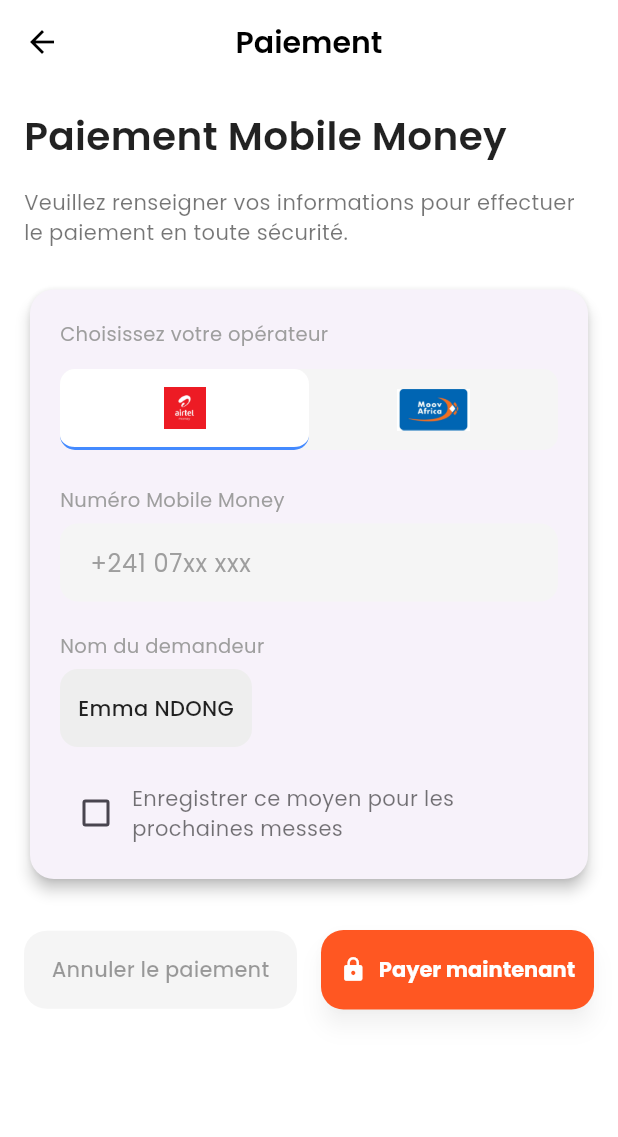
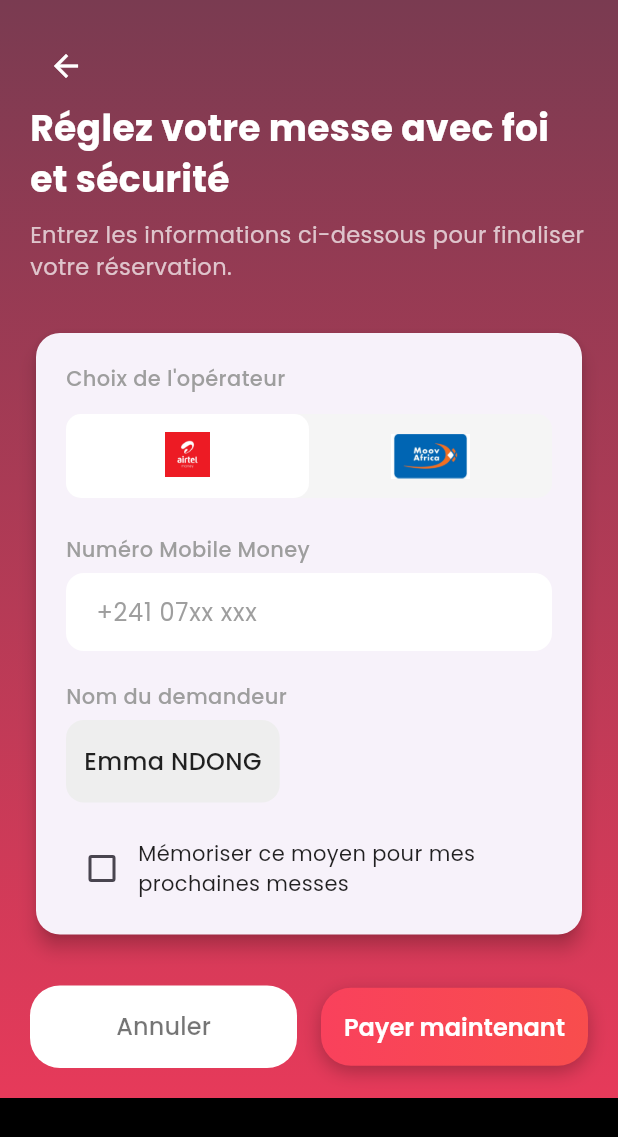
Before and after one commit to LUGRAM/messereserve, a Flutter app: the ReservationsListPage screen opened by its route, after a tap on "Régler la commande", on a phone screen of 412 x 824 dp. Shown: the top 1137 px of the screen. Run offline on Flutter 3.47's test engine with Material 3 defaults, Android fonts, the phone set to English and light mode, and no system bars; our stand-ins replace flutter_riverpod, font_awesome_flutter, go_router, google_fonts, lottie.

Commit message:
modifications des interfaces de paiements

```diff
--- /dev/null
+++ b/lib/app/widgets/primary_button_loading.dart
@@ -0,0 +1,63 @@
+// lib/app/widgets/primary_button_loading.dart
+
+import 'package:flutter/material.dart';
+import '../theme/app_colors.dart';
+
+class PrimaryButtonLoading extends StatelessWidget {
+  final String label;
+  final VoidCallback? onPressed;
+  final bool loading;
+
+  const PrimaryButtonLoading({
+    super.key,
+    required this.label,
+    required this.onPressed,
+    this.loading = false,
+  });
+
+  @override
+  Widget build(BuildContext context) {
+    return DecoratedBox(
+      decoration: BoxDecoration(
+        gradient: const LinearGradient(
+          colors: [
+            AppColors.buttonStart,
+            AppColors.buttonEnd,
+          ],
+        ),
+        borderRadius: BorderRadius.circular(20),
+        boxShadow: const [
+          BoxShadow(
+            color: Colors.black26,
+            blurRadius: 10,
+            offset: Offset(0, 4),
+          ),
+        ],
+      ),
+      child: ElevatedButton(
+        onPressed: loading ? null : onPressed,
+        style: ElevatedButton.styleFrom(
+          backgroundColor: Colors.transparent,
+          shadowColor: Colors.transparent,
+          minimumSize: const Size(double.infinity, 52),
+        ),
+        child: loading
+            ? const SizedBox(
+          width: 20,
+          height: 20,
+          child: CircularProgressIndicator(
+            color: Colors.white,
+            strokeWidth: 2,
+          ),
+        )
+            : Text(
+          label,
+          style: const TextStyle(
+            fontSize: 16,
+            fontWeight: FontWeight.w600,
+          ),
+        ),
+      ),
+    );
+  }
+}
--- a/lib/features/masses/pages/reservations/reservations_list_page.dart
+++ b/lib/features/masses/pages/reservations/reservations_list_page.dart
@@ -44,7 +44,7 @@ class _ReservationsListPageState extends State<ReservationsListPage>
       case "pending_validation":
         return _paymentState(
           label: "Régler la commande",
-          color: Colors.grey.shade400,
+          color: Colors.blueGrey.shade700,
           icon: Icons.lock,
           enabled: false,
         );
@@ -62,7 +62,7 @@ class _ReservationsListPageState extends State<ReservationsListPage>
         return _statusBadge("Payée", Colors.green, Icons.check_circle);
 
       case "rejected":
-        return _statusBadge("Annulée", Colors.grey, Icons.cancel);
+        return _statusBadge("Annulée", Colors.grey.shade700, Icons.cancel);
 
       default:
         return const SizedBox();
@@ -81,7 +81,7 @@ class _ReservationsListPageState extends State<ReservationsListPage>
       child: Container(
         padding: const EdgeInsets.symmetric(horizontal: 10, vertical: 6),
         decoration: BoxDecoration(
-          color: color.withOpacity(enabled ? 1.0 : 0.5),
+          color: color.withValues(alpha: enabled ? 1.0 : 0.5),
           borderRadius: BorderRadius.circular(12),
         ),
         child: Row(
@@ -102,7 +102,7 @@ class _ReservationsListPageState extends State<ReservationsListPage>
     return Container(
       padding: const EdgeInsets.symmetric(horizontal: 10, vertical: 6),
       decoration: BoxDecoration(
-        color: color.withOpacity(0.9),
+        color: color.withValues(alpha: 0.9),
         borderRadius: BorderRadius.circular(12),
       ),
       child: Row(
@@ -127,9 +127,9 @@ class _ReservationsListPageState extends State<ReservationsListPage>
         borderRadius: BorderRadius.circular(16),
         boxShadow: const [
           BoxShadow(
-            color: Colors.black12,
-            blurRadius: 6,
-            offset: Offset(0, 2),
+            color: Colors.black26,
+            blurRadius: 8,
+            offset: Offset(0, 3),
           ),
         ],
       ),
@@ -138,7 +138,7 @@ class _ReservationsListPageState extends State<ReservationsListPage>
         children: [
           CircleAvatar(
             radius: 26,
-            backgroundColor: Colors.orange.withOpacity(0.15),
+            backgroundColor: Colors.orange.withValues(alpha: 0.15),
             child: const Icon(Icons.church, color: Colors.orange),
           ),
           const SizedBox(width: 12),
@@ -176,18 +176,27 @@ class _ReservationsListPageState extends State<ReservationsListPage>
   // ----------------------------------------------------------
   @override
   Widget build(BuildContext context) {
-    return Scaffold(
+    return Container(
+      decoration: const BoxDecoration(
+        gradient: LinearGradient(
+          colors: [Color(0xff89223B), Color(0xffAC4B5B)],
+          begin: Alignment.topCenter,
+          end: Alignment.bottomCenter,
+        ),
+      ),
+      child: Scaffold(
+        backgroundColor: Colors.transparent,
         appBar: AppBar(
           title: const Text("Mes Réservations"),
           centerTitle: true,
-        backgroundColor: const Color(0xFFF8F8F8), // ou Colors.grey[50] pour un blanc cassé
+          backgroundColor: Colors.transparent,
           elevation: 1,
-        foregroundColor: const Color(0xff000000),
+          foregroundColor: Colors.white,
           bottom: TabBar(
             controller: _tabController,
-          labelColor: Colors.deepOrange,
-          unselectedLabelColor: Colors.black45,
-          indicatorColor: Colors.deepOrange,
+            labelColor: Colors.white,
+            unselectedLabelColor: Colors.white60,
+            indicatorColor: Colors.deepOrangeAccent,
             tabs: const [
               Tab(text: "Demandes"),
               Tab(text: "Succès"),
@@ -211,8 +220,10 @@ class _ReservationsListPageState extends State<ReservationsListPage>
             _buildTab(_filterMultiple(["rejected"])),
           ],
         ),
+      ),
     );
   }
+
 
   Widget _buildTab(List<ReservationModel> list) {
     if (list.isEmpty) {
--- a/lib/features/payments/pages/payment_form_page.dart
+++ b/lib/features/payments/pages/payment_form_page.dart
@@ -1,6 +1,8 @@
 import 'package:flutter/material.dart';
 import 'package:go_router/go_router.dart';
 import 'package:lottie/lottie.dart';
+import '../../../app/theme/app_colors.dart';
+import '../../../app/widgets/primary_button_loading.dart';
 
 class PaymentFormPage extends StatefulWidget {
   const PaymentFormPage({super.key});
@@ -9,7 +11,7 @@ class PaymentFormPage extends StatefulWidget {
   State<PaymentFormPage> createState() => _PaymentFormPageState();
 }
 
-class _PaymentFormPageState extends State<PaymentFormPage> {
+class _PaymentFormPageState extends State<PaymentFormPage> with TickerProviderStateMixin {
   final TextEditingController _phoneController = TextEditingController();
   int _selectedOperator = 0; // 0: Airtel, 1: Moov
   bool _saveForLater = false;
@@ -17,59 +19,53 @@ class _PaymentFormPageState extends State<PaymentFormPage> {
 
   @override
   Widget build(BuildContext context) {
-    final double buttonHeight = 52;
-
     return Scaffold(
-      backgroundColor: Colors.white,
-      appBar: AppBar(
-        backgroundColor: Colors.transparent,
-        elevation: 0,
-        centerTitle: true,
-        title: const Text(
-          "Paiement",
-          style: TextStyle(
-            color: Colors.black,
-            fontWeight: FontWeight.w600,
-            fontSize: 20,
+      body: Container(
+        decoration: const BoxDecoration(
+          gradient: LinearGradient(
+            colors: [
+              AppColors.gradientTop,
+              AppColors.gradientBottom,
+            ],
+            begin: Alignment.topCenter,
+            end: Alignment.bottomCenter,
           ),
         ),
-        leading: IconButton(
-          icon: const Icon(Icons.arrow_back, color: Colors.black),
-          onPressed: () => context.pop(),
-        ),
-      ),
-      body: SingleChildScrollView(
-        padding: const EdgeInsets.all(16.0),
+        child: SingleChildScrollView(
+          padding: const EdgeInsets.all(20.0),
           child: Column(
             crossAxisAlignment: CrossAxisAlignment.start,
             children: [
+              IconButton(
+                icon: const Icon(Icons.arrow_back, color: Colors.white),
+                onPressed: () => context.pop(),
+              ),
               const Text(
-              "Paiement Mobile Money",
+                "Réglez votre messe avec foi et sécurité",
                 style: TextStyle(
-                fontSize: 26,
-                fontWeight: FontWeight.w600,
-                color: Colors.black87,
+                  fontSize: 24,
+                  fontWeight: FontWeight.bold,
+                  color: Colors.white,
                 ),
               ),
-            const SizedBox(height: 16),
+              const SizedBox(height: 10),
               const Text(
-              "Veuillez renseigner vos informations pour effectuer le paiement en toute sécurité.",
+                "Entrez les informations ci-dessous pour finaliser votre réservation.",
                 style: TextStyle(
-                fontSize: 14,
-                color: Colors.black54,
+                  fontSize: 15,
+                  color: Colors.white70,
                 ),
               ),
-            const SizedBox(height: 24),
-
+              const SizedBox(height: 30),
               Card(
-              elevation: 4,
+                elevation: 5,
                 shape: RoundedRectangleBorder(borderRadius: BorderRadius.circular(16)),
                 child: Padding(
                   padding: const EdgeInsets.all(20),
                   child: Column(
                     crossAxisAlignment: CrossAxisAlignment.start,
                     children: [
-                    _buildLabel("Choisissez votre opérateur"),
+                      _buildLabel("Choix de l'opérateur"),
                       const SizedBox(height: 8),
                       Container(
                         decoration: BoxDecoration(
@@ -88,16 +84,15 @@ class _PaymentFormPageState extends State<PaymentFormPage> {
                         ),
                       ),
                       const SizedBox(height: 24),
-
                       _buildLabel("Numéro Mobile Money"),
                       TextField(
                         controller: _phoneController,
                         keyboardType: TextInputType.phone,
-                      style: const TextStyle(color: Colors.black87),
+                        style: const TextStyle(color: Colors.black, fontSize: 16),
                         decoration: InputDecoration(
                           hintText: "+241 07xx xxx",
                           filled: true,
-                        fillColor: Colors.grey[100],
+                          fillColor: Colors.white,
                           hintStyle: const TextStyle(color: Colors.grey),
                           border: OutlineInputBorder(
                             borderRadius: BorderRadius.circular(12),
@@ -105,9 +100,7 @@ class _PaymentFormPageState extends State<PaymentFormPage> {
                           ),
                         ),
                       ),
-
                       const SizedBox(height: 20),
-
                       _buildLabel("Nom du demandeur"),
                       Container(
                         padding: const EdgeInsets.symmetric(horizontal: 12, vertical: 16),
@@ -119,25 +112,23 @@ class _PaymentFormPageState extends State<PaymentFormPage> {
                           "Emma NDONG",
                           style: TextStyle(
                             fontWeight: FontWeight.w500,
-                          fontSize: 14,
+                            fontSize: 16,
                             color: Colors.black87,
                           ),
                         ),
                       ),
-
                       const SizedBox(height: 20),
-
                       Row(
                         children: [
                           Checkbox(
                             value: _saveForLater,
                             onChanged: (v) => setState(() => _saveForLater = v ?? false),
-                          activeColor: Colors.deepOrange,
+                            activeColor: AppColors.navActive,
                           ),
                           const Expanded(
                             child: Text(
-                            "Enregistrer ce moyen pour les prochaines messes",
-                            style: TextStyle(color: Colors.black54),
+                              "Mémoriser ce moyen pour mes prochaines messes",
+                              style: TextStyle(color: Colors.black87),
                             ),
                           )
                         ],
@@ -146,45 +137,29 @@ class _PaymentFormPageState extends State<PaymentFormPage> {
                   ),
                 ),
               ),
-
               const SizedBox(height: 30),
-
               Row(
                 children: [
                   Expanded(
                     child: TextButton(
                       onPressed: () => context.pop(),
                       style: TextButton.styleFrom(
-                      backgroundColor: Colors.grey.shade100,
+                        backgroundColor: Colors.white,
                         padding: const EdgeInsets.symmetric(vertical: 16),
-                      shape: RoundedRectangleBorder(borderRadius: BorderRadius.circular(15)),
+                        shape: RoundedRectangleBorder(borderRadius: BorderRadius.circular(20)),
                       ),
                       child: const Text(
-                      "Annuler le paiement",
-                      style: TextStyle(color: Colors.black38),
+                        "Annuler",
+                        style: TextStyle(color: Colors.black54, fontSize: 16),
                       ),
                     ),
                   ),
                   const SizedBox(width: 16),
                   Expanded(
-                  child: ElevatedButton.icon(
-                    icon: const Icon(Icons.lock),
+                    child: PrimaryButtonLoading(
+                      label: "Payer maintenant",
                       onPressed: _isLoading ? null : _handlePayment,
-                    style: ElevatedButton.styleFrom(
-                      backgroundColor: Colors.deepOrange,
-                      padding: const EdgeInsets.symmetric(vertical: 16),
-                      shape: RoundedRectangleBorder(borderRadius: BorderRadius.circular(15)),
-                    ),
-                    label: _isLoading
-                        ? const SizedBox(
-                      width: 20,
-                      height: 20,
-                      child: CircularProgressIndicator(
-                        color: Colors.white,
-                        strokeWidth: 2,
-                      ),
-                    )
-                        : const Text("Payer maintenant"),
+                      loading: _isLoading,
                     ),
                   ),
                 ],
@@ -192,8 +167,17 @@ class _PaymentFormPageState extends State<PaymentFormPage> {
             ],
           ),
         ),
+      ),
     );
   }
+
+  Widget _buildLabel(String text) => Padding(
+    padding: const EdgeInsets.only(bottom: 6.0),
+    child: Text(
+      text,
+      style: const TextStyle(color: Colors.grey, fontSize: 14, fontWeight: FontWeight.w500),
+    ),
+  );
 
   Widget _buildOperatorTab(String operatorAsset,
       {required bool isActive, required VoidCallback onTap}) {
@@ -206,13 +190,13 @@ class _PaymentFormPageState extends State<PaymentFormPage> {
             color: isActive ? Colors.white : Colors.transparent,
             borderRadius: BorderRadius.circular(10),
             border: isActive
-                ? const Border(bottom: BorderSide(color: Colors.blueAccent, width: 2))
+                ? const Border(bottom: BorderSide(color: Color(0xff5722), width: 2))
                 : null,
           ),
           child: Center(
             child: Image.asset(
               'assets/icons/$operatorAsset.jpg',
-              height: 28,
+              height: 30,
               fit: BoxFit.contain,
             ),
           ),
@@ -220,11 +204,6 @@ class _PaymentFormPageState extends State<PaymentFormPage> {
       ),
     );
   }
-
-  Widget _buildLabel(String text) => Padding(
-    padding: const EdgeInsets.only(bottom: 6.0),
-    child: Text(text, style: const TextStyle(color: Colors.grey, fontSize: 13)),
-  );
 
   void _handlePayment() async {
     if (_phoneController.text.trim().length < 8) {
@@ -238,10 +217,18 @@ class _PaymentFormPageState extends State<PaymentFormPage> {
     await Future.delayed(const Duration(seconds: 2));
     setState(() => _isLoading = false);
 
+    _showSuccessDialog();
+  }
+
+  void _showSuccessDialog() {
+    late final AnimationController controller;
+
     showDialog(
       context: context,
       barrierDismissible: false,
-      builder: (_) => AlertDialog(
+      builder: (_) {
+        controller = AnimationController(vsync: this);
+        return AlertDialog(
           shape: RoundedRectangleBorder(borderRadius: BorderRadius.circular(16)),
           titlePadding: const EdgeInsets.all(16),
           contentPadding: const EdgeInsets.symmetric(horizontal: 24, vertical: 12),
@@ -251,36 +238,42 @@ class _PaymentFormPageState extends State<PaymentFormPage> {
               Lottie.asset(
                 'assets/lottie/success.json',
                 height: 100,
-              repeat: false,
+                controller: controller,
+                onLoaded: (composition) {
+                  controller
+                    ..duration = composition.duration
+                    ..repeat();
+                },
               ),
               const SizedBox(height: 8),
               const Text(
-              "Paiement réussi",
+                "Paiement confirmé",
                 textAlign: TextAlign.center,
-              style: TextStyle(
-                fontWeight: FontWeight.bold,
-                fontSize: 18,
-              ),
+                style: TextStyle(fontWeight: FontWeight.bold, fontSize: 18),
               ),
             ],
           ),
           content: const Text(
-          "Merci pour votre confiance.\nVous recevrez un SMS de confirmation dans un instant.",
+            "Merci pour votre contribution.\nVous recevrez un SMS de confirmation dans un instant.",
             textAlign: TextAlign.center,
             style: TextStyle(color: Colors.black87),
           ),
           actions: [
             ElevatedButton.icon(
-            onPressed: () => context.go('/home'),
+              onPressed: () {
+                controller.dispose();
+                context.go('/home');
+              },
               style: ElevatedButton.styleFrom(
-              backgroundColor: Colors.deepOrange,
+                backgroundColor: AppColors.navActive,
                 shape: RoundedRectangleBorder(borderRadius: BorderRadius.circular(10)),
               ),
               icon: const Icon(Icons.home),
               label: const Text("Retour à l'accueil"),
             ),
           ],
-      ),
+        );
+      },
     );
   }
 }
--- a/lib/features/payments/pages/payment_history_page.dart
+++ b/lib/features/payments/pages/payment_history_page.dart
@@ -37,6 +37,8 @@ class _PaymentHistoryPageState extends State<PaymentHistoryPage> {
           title: const Text("Historique des paiements"),
           backgroundColor: Colors.white,
           foregroundColor: Colors.black,
+          centerTitle: true,
+          elevation: 1,
         ),
         body: _loading
             ? const Center(child: CircularProgressIndicator())
@@ -69,42 +71,57 @@ class _PaymentHistoryPageState extends State<PaymentHistoryPage> {
   }
 
   Widget _paymentCard(ReservationModel r) {
-    return Card(
+    return Container(
       margin: const EdgeInsets.only(bottom: 14),
-      elevation: 2,
-      shape: RoundedRectangleBorder(borderRadius: BorderRadius.circular(14)),
+      decoration: BoxDecoration(
+        borderRadius: BorderRadius.circular(16),
+        gradient: const LinearGradient(
+          begin: Alignment.topLeft,
+          end: Alignment.bottomRight,
+          colors: [Color(0x80DF274C), Color(0x80F26E5A)],
+        ),
+        boxShadow: const [
+          BoxShadow(
+            color: Colors.black26,
+            blurRadius: 4,
+            offset: Offset(0, 2),
+          )
+        ],
+      ),
       child: Padding(
         padding: const EdgeInsets.all(14),
         child: Column(
           crossAxisAlignment: CrossAxisAlignment.start,
           children: [
-            // Titre de la messe
             Text(
               r.massTitle,
-              style: const TextStyle(fontSize: 17, fontWeight: FontWeight.bold),
+              style: const TextStyle(
+                fontSize: 17,
+                fontWeight: FontWeight.bold,
+                color: Colors.white,
+              ),
             ),
             const SizedBox(height: 4),
             Text("Référence : ${r.reference}",
-                style: const TextStyle(color: Colors.black54)),
-
+                style: const TextStyle(color: Colors.white70)),
             const SizedBox(height: 8),
             Row(
               mainAxisAlignment: MainAxisAlignment.spaceBetween,
               children: [
                 Text("${r.date} - ${r.time}",
-                    style: const TextStyle(fontWeight: FontWeight.w500)),
+                    style: const TextStyle(
+                        fontWeight: FontWeight.w500, color: Colors.white)),
                 Text(r.paroisseName ?? "Paroisse inconnue",
-                    style: const TextStyle(color: Colors.black87)),
+                    style: const TextStyle(color: Colors.white)),
               ],
             ),
-
-            const Divider(height: 24),
-
+            const Divider(height: 24, color: Colors.white30),
             Row(
               mainAxisAlignment: MainAxisAlignment.spaceBetween,
               children: [
                 Text("Montant : ${r.amount ?? "—"} FCFA",
-                    style: const TextStyle(fontSize: 15)),
+                    style:
+                    const TextStyle(fontSize: 15, color: Colors.white)),
                 Row(
                   children: [
                     ClipRRect(
@@ -115,7 +132,7 @@ class _PaymentHistoryPageState extends State<PaymentHistoryPage> {
                         width: 24,
                         fit: BoxFit.contain,
                         errorBuilder: (_, __, ___) =>
-                        const Icon(Icons.sim_card, size: 20, color: Colors.grey),
+                            Icon(Icons.sim_card, size: 20, color: Colors.white70),
                       ),
                     ),
                     const SizedBox(width: 8),
@@ -124,24 +141,24 @@ class _PaymentHistoryPageState extends State<PaymentHistoryPage> {
                       style: const TextStyle(
                         fontWeight: FontWeight.w600,
                         fontSize: 14,
+                        color: Colors.white,
                       ),
                     ),
                   ],
                 ),
               ],
             ),
-
             const SizedBox(height: 12),
             Container(
               padding:
               const EdgeInsets.symmetric(vertical: 6, horizontal: 12),
               decoration: BoxDecoration(
-                color: Colors.green.shade600,
+                color: Colors.white,
                 borderRadius: BorderRadius.circular(12),
               ),
               child: const Text(
                 "Paiement réussi",
-                style: TextStyle(color: Colors.white),
+                style: TextStyle(color: Colors.green),
               ),
             ),
           ],
```
Lines whose indentation alone changed are shown as unchanged.
